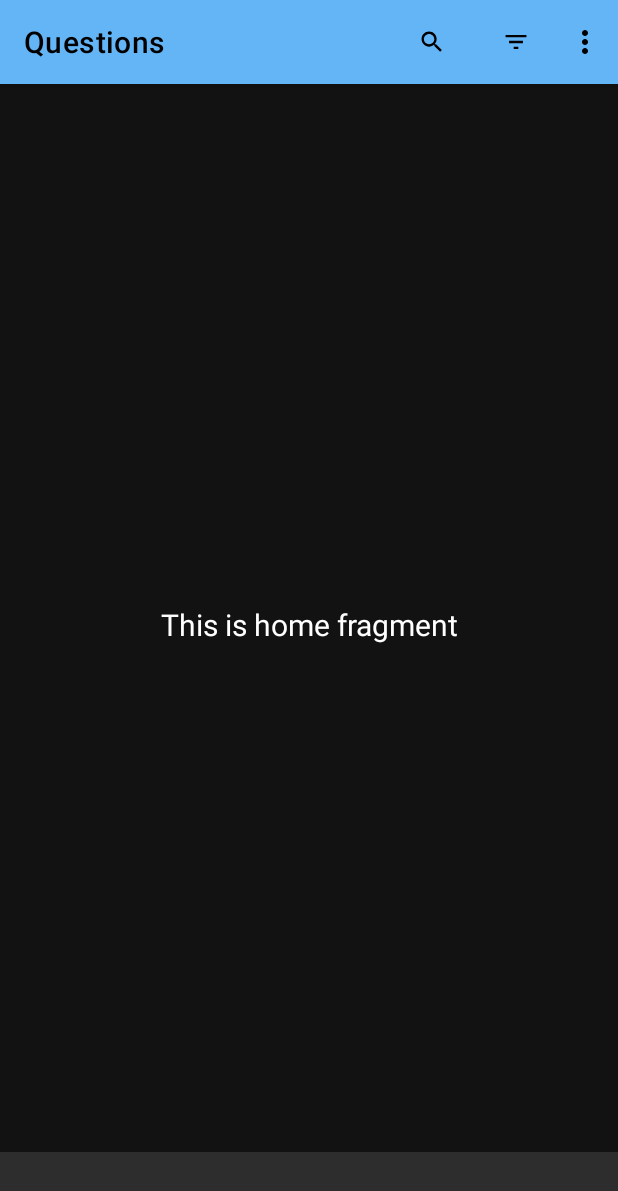
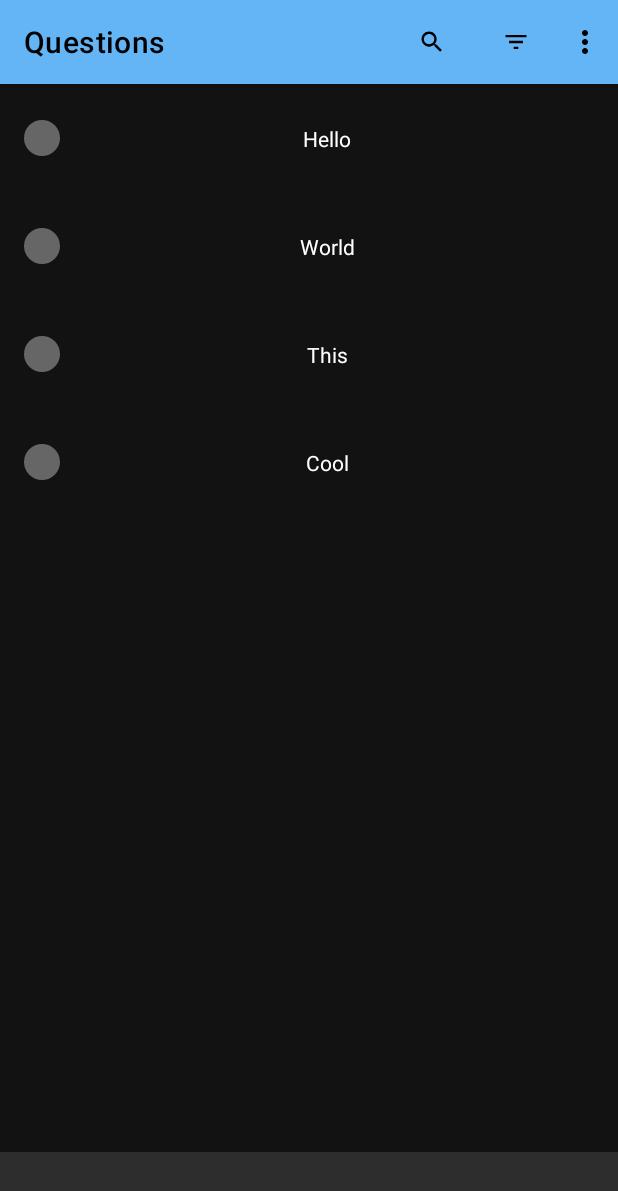
Before and after one commit to aantaya1/Code-Sharp, an Android app: the screen it shows after launch (MainActivity), on a phone screen of 412 x 824 dp. Shown: the top 1191 px of the screen. Run offline under Robolectric (Android 15) with nearby library versions, the phone set to English and light mode, and no system bars; our stand-ins replace navigation-ui.

Commit message:
added recyclerview to main layout

```diff
--- /dev/null
+++ b/app/src/main/java/com/aantaya/codesharp/models/QuestionDifficulty.java
@@ -0,0 +1,7 @@
+package com.aantaya.codesharp.models;
+
+public enum QuestionDifficulty {
+    EASY,
+    MEDIUM,
+    HARD;
+}
--- /dev/null
+++ b/app/src/main/java/com/aantaya/codesharp/ui/adapters/QuestionsRecyclerViewAdapter.java
@@ -0,0 +1,56 @@
+package com.aantaya.codesharp.ui.adapters;
+
+import android.view.LayoutInflater;
+import android.view.View;
+import android.view.ViewGroup;
+import android.widget.ImageView;
+import android.widget.TextView;
+
+import androidx.annotation.NonNull;
+import androidx.recyclerview.widget.RecyclerView;
+
+import com.aantaya.codesharp.R;
+import com.aantaya.codesharp.ui.home.RecyclerViewQuestionItem;
+
+import java.util.List;
+
+public class QuestionsRecyclerViewAdapter extends RecyclerView.Adapter<QuestionsRecyclerViewAdapter.ViewHolder>{
+
+    List<RecyclerViewQuestionItem> questions;
+
+    public QuestionsRecyclerViewAdapter(List<RecyclerViewQuestionItem> questions) {
+        this.questions = questions;
+    }
+
+    @NonNull
+    @Override
+    public ViewHolder onCreateViewHolder(@NonNull ViewGroup parent, int viewType) {
+        View view = LayoutInflater.from(parent.getContext()).inflate(R.layout.questions_recyclerview_item, parent, false);
+        return new ViewHolder(view);
+    }
+
+    @Override
+    public void onBindViewHolder(@NonNull ViewHolder holder, int position) {
+        RecyclerViewQuestionItem item = questions.get(position);
+        holder.questionTitle.setText(item.getQuestionTitle());
+        //todo: set difficulty background color
+    }
+
+    @Override
+    public int getItemCount() {
+        return questions.size();
+    }
+
+    public class ViewHolder extends RecyclerView.ViewHolder{
+
+        public ImageView difficultyCircle;
+        public TextView questionTitle;
+
+        public ViewHolder(@NonNull View itemView) {
+            super(itemView);
+
+            difficultyCircle = itemView.findViewById(R.id.question_recyclerview_item_image);
+            questionTitle = itemView.findViewById(R.id.question_recyclerview_item_title);
+        }
+    }
+}
--- a/app/src/main/java/com/aantaya/codesharp/ui/home/HomeFragment.java
+++ b/app/src/main/java/com/aantaya/codesharp/ui/home/HomeFragment.java
@@ -11,8 +11,15 @@ import androidx.annotation.Nullable;
 import androidx.fragment.app.Fragment;
 import androidx.lifecycle.Observer;
 import androidx.lifecycle.ViewModelProviders;
+import androidx.recyclerview.widget.LinearLayoutManager;
+import androidx.recyclerview.widget.RecyclerView;
 
 import com.aantaya.codesharp.R;
+import com.aantaya.codesharp.models.QuestionDifficulty;
+import com.aantaya.codesharp.ui.adapters.QuestionsRecyclerViewAdapter;
+
+import java.util.ArrayList;
+import java.util.List;
 
 public class HomeFragment extends Fragment {
 
@@ -20,16 +27,20 @@ public class HomeFragment extends Fragment {
 
     public View onCreateView(@NonNull LayoutInflater inflater,
                              ViewGroup container, Bundle savedInstanceState) {
-        homeViewModel =
-                ViewModelProviders.of(this).get(HomeViewModel.class);
+        homeViewModel = ViewModelProviders.of(this).get(HomeViewModel.class);
         View root = inflater.inflate(R.layout.fragment_home, container, false);
-        final TextView textView = root.findViewById(R.id.text_home);
-        homeViewModel.getText().observe(getViewLifecycleOwner(), new Observer<String>() {
-            @Override
-            public void onChanged(@Nullable String s) {
-                textView.setText(s);
-            }
-        });
+        final RecyclerView recyclerView = root.findViewById(R.id.recyclerview_home);
+        recyclerView.setHasFixedSize(true);
+        recyclerView.setLayoutManager(new LinearLayoutManager(getContext()));
+
+        List<RecyclerViewQuestionItem> items = new ArrayList<>();
+        items.add(new RecyclerViewQuestionItem(1, "Hello", QuestionDifficulty.EASY));
+        items.add(new RecyclerViewQuestionItem(2, "World", QuestionDifficulty.EASY));
+        items.add(new RecyclerViewQuestionItem(3, "This", QuestionDifficulty.EASY));
+        items.add(new RecyclerViewQuestionItem(4, "Cool", QuestionDifficulty.EASY));
+
+        recyclerView.setAdapter(new QuestionsRecyclerViewAdapter(items));
+
         return root;
     }
 }
--- /dev/null
+++ b/app/src/main/java/com/aantaya/codesharp/ui/home/RecyclerViewQuestionItem.java
@@ -0,0 +1,47 @@
+package com.aantaya.codesharp.ui.home;
+
+import com.aantaya.codesharp.models.QuestionDifficulty;
+
+public class RecyclerViewQuestionItem {
+    private int questionId;
+    private String questionTitle;
+    private QuestionDifficulty questionDifficulty;
+
+    /**
+     * Default constructor
+     *
+     * @param questionId if of the question (will be used to open question onclick)
+     * @param questionTitle what will be displayed in recyclerview
+     * @param questionDifficulty used for determining the color to display next to question
+     */
+    public RecyclerViewQuestionItem(int questionId, String questionTitle,
+                                    QuestionDifficulty questionDifficulty) {
+        this.questionId = questionId;
+        this.questionTitle = questionTitle;
+        this.questionDifficulty = questionDifficulty;
+    }
+
+    public int getQuestionId() {
+        return questionId;
+    }
+
+    public void setQuestionId(int questionId) {
+        this.questionId = questionId;
+    }
+
+    public String getQuestionTitle() {
+        return questionTitle;
+    }
+
+    public void setQuestionTitle(String questionTitle) {
+        this.questionTitle = questionTitle;
+    }
+
+    public QuestionDifficulty getQuestionDifficulty() {
+        return questionDifficulty;
+    }
+
+    public void setQuestionDifficulty(QuestionDifficulty questionDifficulty) {
+        this.questionDifficulty = questionDifficulty;
+    }
+}
--- /dev/null
+++ b/app/src/main/res/drawable/circle.xml
@@ -0,0 +1,12 @@
+<?xml version="1.0" encoding="utf-8"?>
+<shape
+    xmlns:android="http://schemas.android.com/apk/res/android"
+    android:shape="oval">
+
+    <solid
+        android:color="#666666"/>
+
+    <size
+        android:width="120dp"
+        android:height="120dp"/>
+</shape>
--- a/app/src/main/res/layout/activity_main.xml
+++ b/app/src/main/res/layout/activity_main.xml
@@ -29,7 +29,7 @@
         android:id="@+id/nav_host_fragment"
         android:name="androidx.navigation.fragment.NavHostFragment"
         android:layout_width="match_parent"
-        android:layout_height="match_parent"
+        android:layout_height="0dp"
         app:defaultNavHost="true"
         app:layout_constraintBottom_toTopOf="@id/nav_view"
         app:layout_constraintLeft_toLeftOf="parent"
--- a/app/src/main/res/layout/fragment_home.xml
+++ b/app/src/main/res/layout/fragment_home.xml
@@ -4,18 +4,14 @@
     xmlns:tools="http://schemas.android.com/tools"
     android:layout_width="match_parent"
     android:layout_height="match_parent"
+    android:layout_marginTop="?attr/actionBarSize"
     android:forceDarkAllowed="true"
     tools:context=".ui.home.HomeFragment">
 
-    <TextView
-        android:id="@+id/text_home"
-        android:layout_width="match_parent"
-        android:layout_height="wrap_content"
-        android:layout_marginStart="8dp"
-        android:layout_marginTop="8dp"
-        android:layout_marginEnd="8dp"
-        android:textAlignment="center"
-        android:textSize="20sp"
+    <androidx.recyclerview.widget.RecyclerView
+        android:id="@+id/recyclerview_home"
+        android:layout_width="0dp"
+        android:layout_height="0dp"
         app:layout_constraintBottom_toBottomOf="parent"
         app:layout_constraintEnd_toEndOf="parent"
         app:layout_constraintStart_toStartOf="parent"
--- /dev/null
+++ b/app/src/main/res/layout/questions_recyclerview_item.xml
@@ -0,0 +1,29 @@
+<?xml version="1.0" encoding="utf-8"?>
+<androidx.constraintlayout.widget.ConstraintLayout xmlns:android="http://schemas.android.com/apk/res/android"
+    xmlns:app="http://schemas.android.com/apk/res-auto"
+    xmlns:tools="http://schemas.android.com/tools"
+    android:layout_width="match_parent"
+    android:layout_height="@dimen/list_item_height"
+    android:layout_marginLeft="@dimen/margin_medium"
+    android:layout_marginRight="@dimen/margin_medium"
+    android:gravity="center_vertical">
+
+    <ImageView
+        android:id="@+id/question_recyclerview_item_image"
+        android:layout_width="@dimen/recyclerview_question_difficulty_circle"
+        android:layout_height="@dimen/recyclerview_question_difficulty_circle"
+        android:src="@drawable/circle"
+        app:layout_constraintBottom_toBottomOf="parent"
+        app:layout_constraintStart_toStartOf="parent"
+        app:layout_constraintTop_toTopOf="parent" />
+
+    <TextView
+        android:id="@+id/question_recyclerview_item_title"
+        android:layout_width="wrap_content"
+        android:layout_height="wrap_content"
+        android:text="@string/question_title"
+        app:layout_constraintBottom_toBottomOf="parent"
+        app:layout_constraintEnd_toEndOf="parent"
+        app:layout_constraintStart_toEndOf="@+id/question_recyclerview_item_image"
+        app:layout_constraintTop_toTopOf="parent" />
+</androidx.constraintlayout.widget.ConstraintLayout>
--- a/app/src/main/res/values/dimens.xml
+++ b/app/src/main/res/values/dimens.xml
@@ -2,4 +2,9 @@
     <!-- Default screen margins, per the Android Design guidelines. -->
     <dimen name="activity_horizontal_margin">16dp</dimen>
     <dimen name="activity_vertical_margin">16dp</dimen>
+
+    <dimen name="list_item_height">72dp</dimen>
+    <dimen name="recyclerview_question_difficulty_circle">24dp</dimen>
+
+    <dimen name="margin_medium">16dp</dimen>
 </resources>
--- a/app/src/main/res/values/strings.xml
+++ b/app/src/main/res/values/strings.xml
@@ -21,4 +21,7 @@
 
     <!-- Sync Preferences -->
     <string name="sync_title">Sync questions periodically</string>
+
+    <!--  Recyclerviews  -->
+    <string name="question_title">Question Title</string>
 </resources>
```
